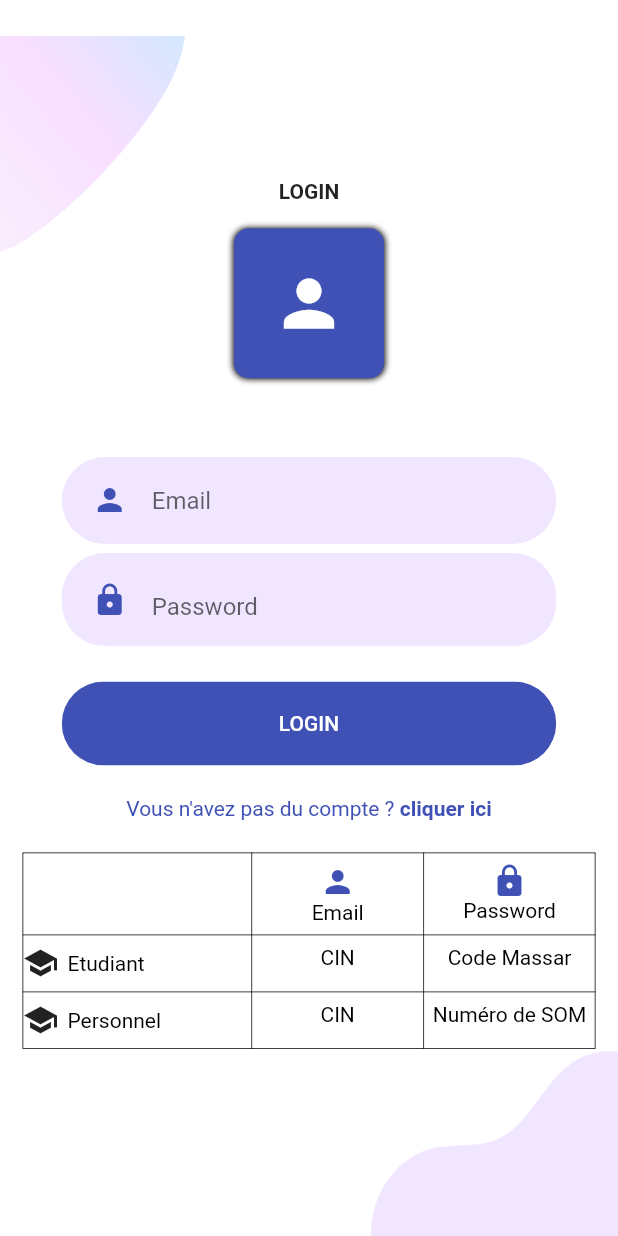
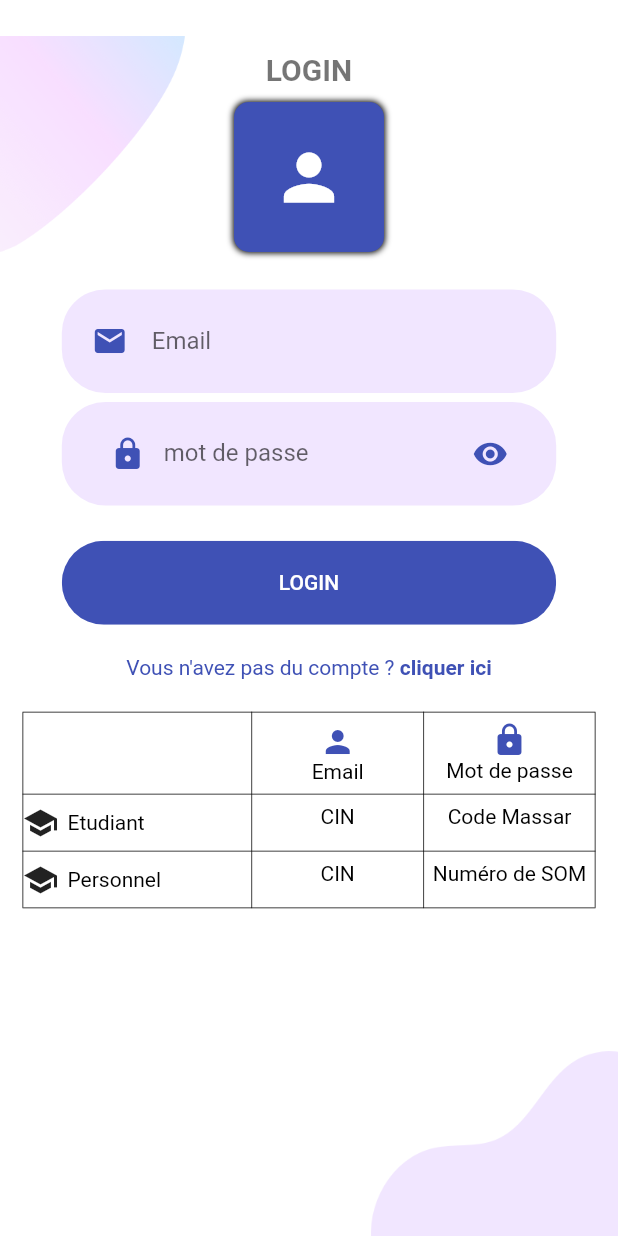
Before and after one commit to Ayoubbooob/FpoDocs, a Flutter app: the screen it shows after launch, after a tap on "LOGIN", on a phone screen of 412 x 824 dp. Run offline on Flutter 3.47's test engine with Material 2 defaults, Android fonts, the phone set to English and light mode, and no system bars; our stand-ins replace flutter_svg.

Commit message:
'fpoupdate'

```diff
--- a/lib/Common_Compenents/descreptive_table.dart
+++ b/lib/Common_Compenents/descreptive_table.dart
@@ -34,7 +34,7 @@ class DescriptiveTable extends StatelessWidget {
               children: [
                 SizedBox(height: 7.0),
                 Icon(Icons.lock, color: kPrimaryColor),
-                Text("Password",
+                Text("Mot de passe",
                     style: TextStyle(color: Colors.black),
                     textAlign: TextAlign.center),
                 SizedBox(height: 7.0),
--- a/lib/Common_Compenents/rounded_input_field.dart
+++ b/lib/Common_Compenents/rounded_input_field.dart
@@ -8,19 +8,27 @@ class RoundedInputField extends StatelessWidget {
   const RoundedInputField({
     Key key,
     this.hintText,
-    this.icon = Icons.person,
+    this.icon ,
     this.onChanged,
+    this.label,
+    this.validator
   }) : super(key: key);
+
   final String hintText;
+  final String label;
   final IconData icon;
   final ValueChanged<String> onChanged;
+  final void Function(String text) validator;
 
   @override
   Widget build(BuildContext context) {
     return TextFieldContainer(
-        child: TextField(
+        child: TextFormField(
+          validator: this.validator,
+
           decoration: InputDecoration(
             hintText: hintText,
+            labelText:label,
             icon: Icon(icon, color: kPrimaryColor),
             border: InputBorder.none,
           ),
--- a/lib/Common_Compenents/rounded_password_field.dart
+++ b/lib/Common_Compenents/rounded_password_field.dart
@@ -1,6 +1,5 @@
 import 'package:flutter/material.dart';
 import 'package:gestion_docs_fpo/Common_Compenents/text_field_container.dart';
-
 import '../constants.dart';
 
 
@@ -9,22 +8,34 @@ class RoundedPasswordField extends StatelessWidget {
   const RoundedPasswordField({
     Key key,
     this.onChanged,
+
   }) : super(key: key);
+
   final ValueChanged<String> onChanged;
   @override
   Widget build(BuildContext context) {
+
+
     return TextFieldContainer(
-      child: TextField(
-        obscureText: true,
+
+       child: TextField(
+        obscureText:true,
         decoration: InputDecoration(
-            hintText: "Password",
-            icon: Icon(
+            hintText: "Entez votre mot de passe",
+            labelText: "mot de passe",
+
+            prefixIcon: Icon(
               Icons.lock,
               color: kPrimaryColor,
             ),
-            suffix: Icon(
+            suffixIcon:IconButton(
+              onPressed: (){},
+              icon:  Icon(
               Icons.visibility,
               color: kPrimaryColor,
+            ),
+
+
             ),
             border: InputBorder.none
         ),
--- a/lib/Screens/Login/Components/body.dart
+++ b/lib/Screens/Login/Components/body.dart
@@ -8,61 +8,100 @@ import 'package:gestion_docs_fpo/Common_Compenents/text_field_container.dart';
 import 'package:gestion_docs_fpo/Screens/Login/Components/background.dart';
 import 'package:gestion_docs_fpo/constants.dart';
 
+
+
 class Body extends StatelessWidget {
-  const Body({
+    Body({
     Key key,
   }) : super(key: key);
+
+  GlobalKey<FormState>_formkey = GlobalKey();
+  String _email='', _password='';
+
+  _submit(){
+   final isok= _formkey.currentState.validate();
+   print('ftom isok $isok');
+   if(isok){
+     return print("email :$_email password : $_password");
+   }
+
+  }
 
   @override
   Widget build(BuildContext context) {
     Size size = MediaQuery.of(context).size;
     return Background(
-      child: SingleChildScrollView(
-        child: Column(
-          mainAxisAlignment: MainAxisAlignment.center,
+
+        child: Form(
+          key:_formkey,
+          child: ListView(
+            // mainAxisAlignment: MainAxisAlignment.center,
             children: <Widget>[
-            Text('LOGIN', style: TextStyle(fontWeight: FontWeight.bold)),
-            SizedBox(height: size.height * 0.02),
-            Container(height: 100, width: 100,
-             decoration: BoxDecoration(
+              // Text('LOGIN', style: TextStyle(fontWeight: FontWeight.bold)),
+
+                  Container(height: 190,child: SingleChildScrollView(child:Column(children:<Widget>[
+                    Center(child: Container(margin: EdgeInsets.only(top :35), child: Text("LOGIN" , style: TextStyle(color: Colors.black54, fontSize: 20,fontWeight: FontWeight.bold),),),),
+                    Padding(padding: EdgeInsets.only(top:10),),
+
+                    //ICon perssone
+
+                    Container(height: 100, width: 100,decoration: BoxDecoration(
                       color:kPrimaryColor,
 
                       borderRadius: BorderRadius.circular(10),
                       boxShadow: [BoxShadow(color:Colors.black , blurRadius:3 , spreadRadius:0.1)]
                     ),
                     child:Icon(Icons.person, size: 50 , color:Colors.white) ,
-            ),
+                    )
 
-            SizedBox(height: size.height * 0.04),
+                   ],
+                   ),)),
+              // SizedBox(height: size.height * 0.01),
+
 
 
               //SvgPicture.asset("assets/icons/login.svg",height: size.height * 0.25),
-            SizedBox(height: size.height * 0.02),
-            RoundedInputField(hintText: "Email", onChanged: (value) {}),
+              // SizedBox(height: size.height * 0.01),
+              Container(child: SingleChildScrollView(child:Column(children:<Widget>[
+              Positioned(
+              child:RoundedInputField(hintText: "Entrez votre email", onChanged: (value) {},icon: Icons.email,label: 'Email',
+              validator: (text){
+                if(text.trim().length==0){return 'le champ est vide';}
+                return null;
+             },),  ),
+
               RoundedPasswordField(onChanged: (value){}),
               SizedBox(height: size.height * 0.02),
               RoundedButton(
                   text: 'LOGIN',
                   color: kPrimaryColor,
                   textColor: Colors.white,
-                onPressed: () {}
+                  onPressed: this._submit
               ),
+
+
               SizedBox(height: size.height * 0.02),
               Row(
                 mainAxisAlignment: MainAxisAlignment.center,
                 children: <Widget>[
                   Text("Vous n'avez pas du compte ? ", style: TextStyle(color: kPrimaryColor)),
                   GestureDetector(
-                  onTap: () {},
+                    onTap: () {
+                      Navigator.of(context)
+                        .pushReplacementNamed("formulaire");
+                    },
                       child: Text("cliquer ici", style: TextStyle(color: kPrimaryColor, fontWeight: FontWeight.bold)))
                 ],
               ),
               SizedBox(height: size.height * 0.02),
               DescriptiveTable(),
+              ],
+                   ),)),
 
             ],
           ),
         ),
+
     );
   }
 }
--- a/lib/Screens/Welcome/Components/body.dart
+++ b/lib/Screens/Welcome/Components/body.dart
@@ -17,7 +17,7 @@ class Body extends StatelessWidget {
         children: <Widget>[
           Text(
             'BIENVENUE EN FPODOCS',
-            style: TextStyle(fontWeight: FontWeight.bold),
+            style: TextStyle(fontWeight: FontWeight.bold ,fontSize: 20, color: Colors.black54),
           ),
           SizedBox(height: size.height * 0.02),
           SvgPicture.asset("assets/icons/docs.svg", height: size.height * 0.4),
@@ -32,7 +32,11 @@ class Body extends StatelessWidget {
             text: 'J\'ai pas de compte',
             color: kPrimaryLightColor,
             textColor: Colors.black,
-            onPressed: () {},
+            onPressed: () {
+              Navigator.of(context)
+                      .pushReplacementNamed("formulaire");
+
+            },
           ),
         ],
       ),
--- a/lib/Screens/Welcome/welcome_screen.dart
+++ b/lib/Screens/Welcome/welcome_screen.dart
@@ -9,6 +9,7 @@ class WelcomeScreen extends StatelessWidget {
   Widget build(BuildContext context) {
     return Scaffold(
       body: Body(),
+
     );
   }
 }
--- a/lib/main.dart
+++ b/lib/main.dart
@@ -2,6 +2,7 @@ import 'package:flutter/material.dart';
 import 'package:gestion_docs_fpo/Screens/Welcome/welcome_screen.dart';
 
 import 'constants.dart';
+import 'formulaire/form_screen.dart';
 
 void main() {
   runApp(MyApp());
@@ -18,6 +19,9 @@ class MyApp extends StatelessWidget {
         scaffoldBackgroundColor: Colors.white,
       ),
       home: WelcomeScreen(),
+      routes: {
+        "formulaire":(context) =>Formescreen(),
+        },
     );
   }
 }
--- a/pubspec.yaml
+++ b/pubspec.yaml
@@ -29,6 +29,7 @@ dependencies:
   # Use with the CupertinoIcons class for iOS style icons.
   cupertino_icons: ^1.0.2
   flutter_svg: ^0.21.0+1
+  provider: ^5.0.0
 dev_dependencies:
   flutter_test:
     sdk: flutter
@@ -46,7 +47,6 @@ flutter:
   assets:
     - assets/icons/
     - assets/images/
-
   # To add assets to your application, add an assets section, like this:
   # assets:
   #   - images/a_dot_burr.jpeg
```
Also changed, not shown: lib/formulaire/form.dart (added, +93 -0 lines), lib/formulaire/form_screen.dart (added, +14 -0 lines), pubspec.lock. Lines whose indentation alone changed are shown as unchanged.
